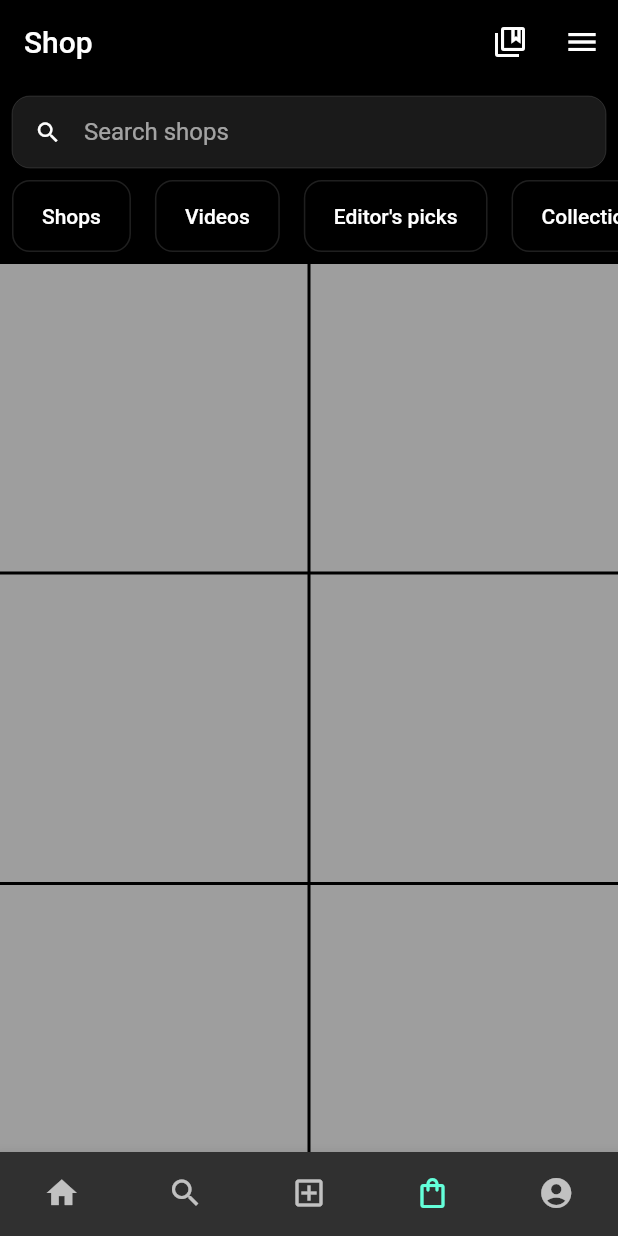
After one commit to ManishGupta0/flutter_instagram_clone, a Flutter app: the screen it shows once a user with an empty profile is signed in, item 4 of the bottom bar chosen, on a phone screen of 412 x 824 dp. The commit adds this screen. Run offline on Flutter 3.47's test engine with Material 2 defaults, Android fonts, the phone set to English and light mode, and no system bars; our stand-ins replace cached_network_image, cloud_firestore, firebase_auth, firebase_core, firebase_storage, flutter_svg and 1 more; accounts and stored records are empty.

Commit message:
Search and Shop Added

```diff
--- a/lib/pages/app_layout.dart
+++ b/lib/pages/app_layout.dart
@@ -2,6 +2,8 @@ import 'package:flutter/material.dart';
 import 'package:provider/provider.dart';
 import 'package:flutter_instagram_clone/providers/user_provider.dart';
 import 'package:flutter_instagram_clone/widgets/loading_switch.dart';
+import 'package:flutter_instagram_clone/pages/search_page.dart';
+import 'package:flutter_instagram_clone/pages/shop_page.dart';
 import 'package:flutter_instagram_clone/pages/account_page.dart';
 
 class NavigationItem {
@@ -34,20 +36,20 @@ class _AppLayoutState extends State<AppLayout> {
       icon: const Icon(Icons.home),
       child: Container(),
     ),
-    NavigationItem(
+    const NavigationItem(
       label: "",
-      icon: const Icon(Icons.search),
-      child: Container(),
+      icon: Icon(Icons.search),
+      child: SearchPage(),
     ),
     NavigationItem(
       label: "",
       icon: const Icon(Icons.add_box_outlined),
       child: Container(),
     ),
-    NavigationItem(
+    const NavigationItem(
       label: "",
-      icon: const Icon(Icons.shopping_bag_outlined),
-      child: Container(),
+      icon: Icon(Icons.shopping_bag_outlined),
+      child: ShopPage(),
     ),
     NavigationItem(
       label: "",
--- /dev/null
+++ b/lib/pages/shop_page.dart
@@ -0,0 +1,108 @@
+import 'package:flutter/material.dart';
+
+class ShopPage extends StatelessWidget {
+  const ShopPage({Key? key}) : super(key: key);
+
+  @override
+  Widget build(BuildContext context) {
+    final outlineBorder = OutlineInputBorder(
+      borderSide: Divider.createBorderSide(context),
+      borderRadius: BorderRadius.circular(12),
+    );
+
+    return Scaffold(
+      appBar: AppBar(
+        elevation: 0,
+        backgroundColor: Colors.transparent,
+        title: const Text("Shop"),
+        actions: [
+          IconButton(
+            splashRadius: 1,
+            icon: const Icon(Icons.collections_bookmark_outlined),
+            onPressed: () {},
+          ),
+          IconButton(
+            splashRadius: 1,
+            icon: const Icon(Icons.menu),
+            onPressed: () {},
+          ),
+        ],
+      ),
+      body: ListView(
+        children: [
+          Padding(
+            padding: const EdgeInsets.all(8.0).copyWith(bottom: 0),
+            child: TextField(
+              decoration: InputDecoration(
+                filled: true,
+                border: outlineBorder,
+                focusedBorder: outlineBorder,
+                enabledBorder: outlineBorder,
+                contentPadding: EdgeInsets.zero,
+                isDense: true,
+                prefixIcon: const Icon(Icons.search, color: Colors.white),
+                hintText: "Search shops",
+              ),
+            ),
+          ),
+          SingleChildScrollView(
+            scrollDirection: Axis.horizontal,
+            child: Row(
+              mainAxisAlignment: MainAxisAlignment.spaceBetween,
+              children: const [
+                ShopFilterButtons(text: "Shops"),
+                ShopFilterButtons(text: "Videos"),
+                ShopFilterButtons(text: "Editor's picks"),
+                ShopFilterButtons(text: "Collections"),
+                ShopFilterButtons(text: "Guides"),
+              ],
+            ),
+          ),
+          GridView.builder(
+            shrinkWrap: true,
+            physics: const NeverScrollableScrollPhysics(),
+            itemCount: 100,
+            gridDelegate: const SliverGridDelegateWithFixedCrossAxisCount(
+              crossAxisCount: 2,
+              crossAxisSpacing: 2,
+              mainAxisSpacing: 2,
+            ),
+            itemBuilder: (context, index) => Container(color: Colors.grey),
+          )
+        ],
+      ),
+    );
+  }
+}
+
+class ShopFilterButtons extends StatelessWidget {
+  const ShopFilterButtons({
+    Key? key,
+    required this.text,
+    this.onPressed,
+  }) : super(key: key);
+
+  final String text;
+  final Function()? onPressed;
+
+  @override
+  Widget build(BuildContext context) {
+    return Padding(
+      padding: const EdgeInsets.all(8),
+      child: OutlinedButton(
+        style: OutlinedButton.styleFrom(
+          primary: Colors.white,
+          padding: const EdgeInsets.symmetric(
+            horizontal: 20,
+            vertical: 16,
+          ),
+          shape: RoundedRectangleBorder(
+            borderRadius: BorderRadius.circular(12),
+          ),
+        ),
+        child: Text(text),
+        onPressed: () {},
+      ),
+    );
+  }
+}
```
Also changed, not shown: lib/pages/search_page.dart (added, +57 -0 lines).
